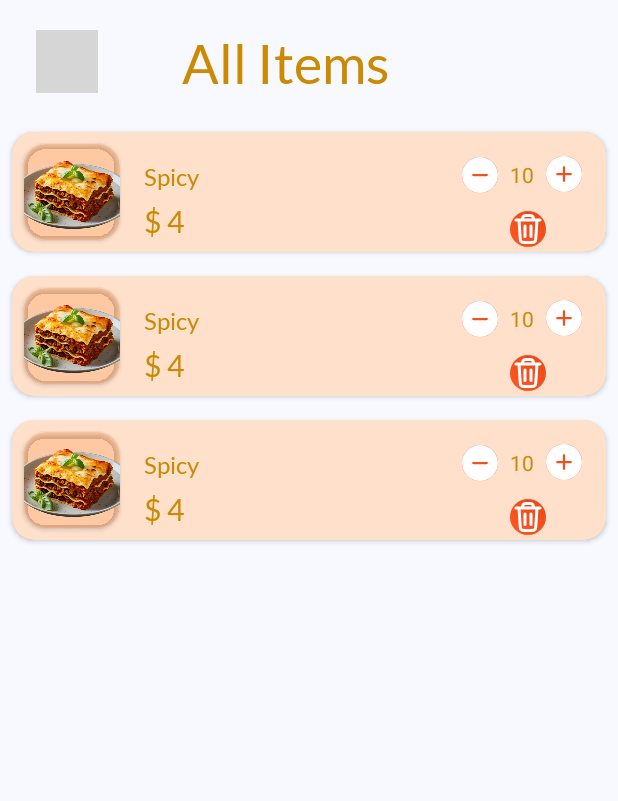
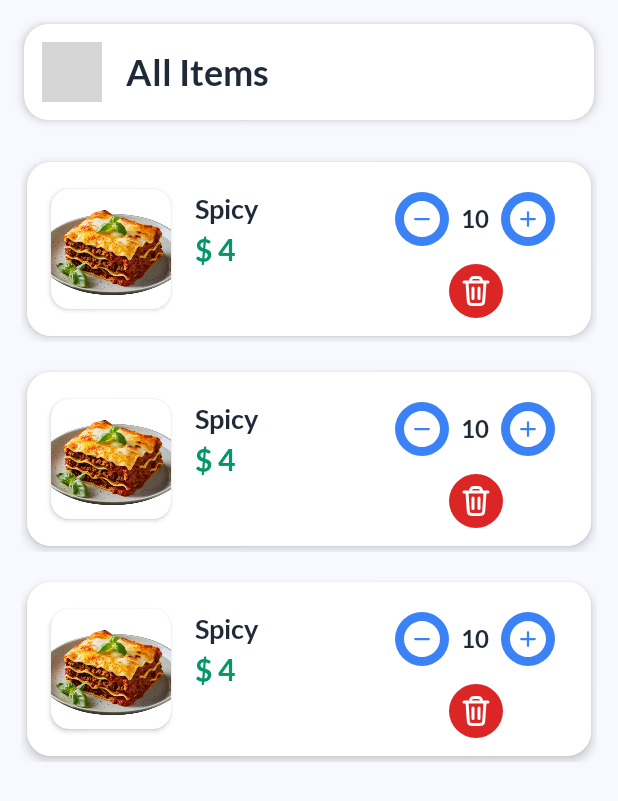
Before and after one commit to vaibhavk10/AdminEatSphere, an Android app: the layout activity_all_item.xml on its own in the app's theme, with its tools: preview values and no code run, on a phone screen of 412 x 824 dp. Shown: the top 801 px of the screen. Run offline under Robolectric (Android 15) with nearby library versions, the phone set to English and light mode, and no system bars; grey boxes are pictures that could not be loaded.

Commit message:
First commit

```diff
--- /dev/null
+++ b/app/src/main/res/drawable/circle_button_background.xml
@@ -0,0 +1,6 @@
+<?xml version="1.0" encoding="utf-8"?>
+<shape xmlns:android="http://schemas.android.com/apk/res/android"
+    android:shape="oval">
+    <solid android:color="#3B82F6" />
+    <corners android:radius="18dp" />
+</shape>
--- /dev/null
+++ b/app/src/main/res/drawable/circle_button_background_red.xml
@@ -0,0 +1,6 @@
+<?xml version="1.0" encoding="utf-8"?>
+<shape xmlns:android="http://schemas.android.com/apk/res/android"
+    android:shape="oval">
+    <solid android:color="#DC2626" />
+    <corners android:radius="18dp" />
+</shape>
--- a/app/src/main/res/layout/activity_add_item.xml
+++ b/app/src/main/res/layout/activity_add_item.xml
@@ -69,6 +69,7 @@
                     android:hint=""
                     android:inputType="text"
                     android:textColor="#000000"
+                    android:textColorHint="@color/black"
                     android:textSize="16sp" />
             </com.google.android.material.textfield.TextInputLayout>
 
@@ -90,6 +91,7 @@
                     android:fontFamily="@font/latoregular"
                     android:inputType="numberDecimal"
                     android:textColor="#000000"
+                    android:textColorHint="@android:color/black"
                     android:textSize="16sp" />
             </com.google.android.material.textfield.TextInputLayout>
 
@@ -125,7 +127,7 @@
                         android:layout_width="match_parent"
                         android:layout_height="match_parent"
                         android:scaleType="centerCrop"
-                        android:src="@drawable/chickenburger" />
+                        android:src="@drawable/lasgna" />
 
                     <com.google.android.material.floatingactionbutton.FloatingActionButton
                         android:id="@+id/addImageButton"
--- a/app/src/main/res/layout/activity_all_item.xml
+++ b/app/src/main/res/layout/activity_all_item.xml
@@ -8,40 +8,61 @@
     tools:context=".AllItemActivity"
     android:background="#F8F9FF">
 
+    <androidx.cardview.widget.CardView
+        android:id="@+id/headerCard"
+        android:layout_width="match_parent"
+        android:layout_height="wrap_content"
+        android:layout_marginHorizontal="16dp"
+        android:layout_marginTop="16dp"
+        app:cardCornerRadius="16dp"
+        app:cardElevation="4dp"
+        app:cardBackgroundColor="#FFFFFF"
+        app:layout_constraintTop_toTopOf="parent">
+
+        <androidx.constraintlayout.widget.ConstraintLayout
+            android:layout_width="match_parent"
+            android:layout_height="wrap_content"
+            android:padding="12dp">
+
             <ImageButton
                 android:id="@+id/backButton"
-        android:layout_width="41dp"
-        android:layout_height="42dp"
-        android:layout_marginStart="24dp"
-        android:layout_marginTop="20dp"
-        android:background="@android:color/transparent"
+                android:layout_width="40dp"
+                android:layout_height="40dp"
+                android:background="@drawable/circle_button_background"
+                android:padding="8dp"
                 android:src="@drawable/leftarrowsv"
                 app:layout_constraintStart_toStartOf="parent"
                 app:layout_constraintTop_toTopOf="parent"
-        app:tint="#CA8A04" />
+                app:tint="#FFFFFF" />
 
             <TextView
                 android:id="@+id/titleText"
                 android:layout_width="wrap_content"
                 android:layout_height="wrap_content"
-        android:layout_marginStart="56dp"
-        android:layout_marginTop="20dp"
-        android:fontFamily="@font/latoregular"
+                android:layout_marginStart="16dp"
+                android:fontFamily="@font/latobold"
                 android:text="All Items"
-        android:textColor="#CA8A04"
-        android:textSize="36sp"
+                android:textColor="#1F2937"
+                android:textSize="24sp"
+                app:layout_constraintBottom_toBottomOf="@id/backButton"
                 app:layout_constraintStart_toEndOf="@id/backButton"
-        app:layout_constraintTop_toTopOf="parent" />
+                app:layout_constraintTop_toTopOf="@id/backButton" />
+
+        </androidx.constraintlayout.widget.ConstraintLayout>
+    </androidx.cardview.widget.CardView>
 
     <androidx.recyclerview.widget.RecyclerView
         android:id="@+id/MenuRecyclerView"
         android:layout_width="0dp"
         android:layout_height="0dp"
         android:layout_marginTop="16dp"
+        android:layout_marginHorizontal="6dp"
+        android:clipToPadding="false"
+        android:paddingBottom="16dp"
         app:layout_constraintBottom_toBottomOf="parent"
         app:layout_constraintEnd_toEndOf="parent"
         app:layout_constraintStart_toStartOf="parent"
-        app:layout_constraintTop_toBottomOf="@+id/titleText"
+        app:layout_constraintTop_toBottomOf="@+id/headerCard"
         tools:listitem="@layout/item_item"/>
 
 </androidx.constraintlayout.widget.ConstraintLayout>
--- a/app/src/main/res/layout/item_item.xml
+++ b/app/src/main/res/layout/item_item.xml
@@ -1,121 +1,135 @@
 <?xml version="1.0" encoding="utf-8"?>
 <androidx.constraintlayout.widget.ConstraintLayout xmlns:android="http://schemas.android.com/apk/res/android"
     xmlns:app="http://schemas.android.com/apk/res-auto"
+    xmlns:tools="http://schemas.android.com/tools"
     android:layout_width="match_parent"
-    android:layout_height="wrap_content">
+    android:layout_height="wrap_content"
+    android:padding="8dp">
 
     <androidx.cardview.widget.CardView
         android:layout_width="0dp"
         android:layout_height="wrap_content"
-        app:cardCornerRadius="15dp"
-        android:elevation="2dp"
-        android:layout_marginTop="8dp"
-        android:layout_marginBottom="8dp"
-        android:layout_marginStart="8dp"
-        android:layout_marginEnd="8dp"
+        app:cardCornerRadius="16dp"
+        app:cardElevation="4dp"
+        android:layout_margin="4dp"
         app:layout_constraintBottom_toBottomOf="parent"
         app:layout_constraintEnd_toEndOf="parent"
         app:layout_constraintStart_toStartOf="parent"
         app:layout_constraintTop_toTopOf="parent">
 
         <androidx.constraintlayout.widget.ConstraintLayout
-            android:background="#34FA6604"
             android:layout_width="match_parent"
-            android:layout_height="match_parent">
+            android:layout_height="match_parent"
+            android:background="#FFFFFF"
+            android:padding="12dp">
 
             <androidx.cardview.widget.CardView
                 android:id="@+id/itemImageCardView"
-                android:layout_width="wrap_content"
-                android:layout_height="wrap_content"
-                android:layout_marginStart="8dp"
-                android:layout_marginTop="8dp"
-                android:layout_marginBottom="8dp"
-                app:cardCornerRadius="15dp"
-                app:cardBackgroundColor="#34FA6604"
+                android:layout_width="80dp"
+                android:layout_height="80dp"
+                android:layout_marginStart="4dp"
+                android:layout_marginTop="4dp"
+                android:layout_marginBottom="4dp"
+                app:cardCornerRadius="12dp"
+                app:cardElevation="2dp"
+                app:cardBackgroundColor="#FFFFFF"
                 app:layout_constraintBottom_toBottomOf="parent"
                 app:layout_constraintStart_toStartOf="parent"
                 app:layout_constraintTop_toTopOf="parent">
 
                 <ImageView
                     android:id="@+id/itemImageView"
-                    android:layout_width="64dp"
-                    android:layout_height="64dp"
+                    android:layout_width="match_parent"
+                    android:layout_height="match_parent"
+                    android:contentDescription="Item image"
                     android:scaleType="centerCrop"
-                    android:src="@drawable/lasgna"
-                    android:layout_gravity="center" />
+                    android:src="@drawable/lasgna" />
             </androidx.cardview.widget.CardView>
 
             <TextView
                 android:id="@+id/itemNameTextView"
-                android:layout_width="wrap_content"
+                android:layout_width="0dp"
                 android:layout_height="wrap_content"
                 android:layout_marginStart="16dp"
-                android:layout_marginTop="12dp"
-                android:fontFamily="@font/latoregular"
+                android:layout_marginTop="8dp"
+                android:fontFamily="@font/latobold"
                 android:text="Spicy"
-                android:textColor="#CA8A04"
-                android:textSize="16sp"
+                android:textColor="#1F2937"
+                android:textSize="18sp"
+                app:layout_constraintEnd_toStartOf="@id/quantityLayout"
                 app:layout_constraintStart_toEndOf="@id/itemImageCardView"
-                app:layout_constraintTop_toTopOf="@id/itemImageCardView" />
+                app:layout_constraintTop_toTopOf="parent" />
 
             <TextView
                 android:id="@+id/itemPriceTextView"
                 android:layout_width="wrap_content"
                 android:layout_height="wrap_content"
                 android:layout_marginStart="16dp"
-                android:fontFamily="@font/latoregular"
+                android:layout_marginTop="4dp"
+                android:fontFamily="@font/latobold"
                 android:text="$ 4"
-                android:textColor="#CA8A04"
+                android:textColor="#059669"
                 android:textSize="20sp"
-                app:layout_constraintBottom_toBottomOf="@id/itemImageCardView"
-                app:layout_constraintStart_toEndOf="@id/itemImageCardView" />
+                app:layout_constraintStart_toEndOf="@id/itemImageCardView"
+                app:layout_constraintTop_toBottomOf="@id/itemNameTextView" />
 
-            <ImageButton
-                android:id="@+id/decrementButton"
+            <LinearLayout
+                android:id="@+id/quantityLayout"
                 android:layout_width="wrap_content"
                 android:layout_height="wrap_content"
-                android:src="@drawable/minus"
-                android:layout_marginEnd="8dp"
-                android:background="@drawable/popular_button_background"
-                app:layout_constraintBottom_toBottomOf="@id/quantityTextView"
-                app:layout_constraintEnd_toStartOf="@id/quantityTextView"
-                app:layout_constraintTop_toTopOf="@id/quantityTextView"
-                app:tint="@color/white"/>
+                android:layout_marginTop="8dp"
+                android:layout_marginEnd="12dp"
+                android:gravity="center_vertical"
+                android:orientation="horizontal"
+                app:layout_constraintEnd_toEndOf="parent"
+                app:layout_constraintTop_toTopOf="parent">
 
-            <ImageButton
-                android:id="@+id/incrementButton"
-                android:layout_width="wrap_content"
-                android:layout_height="wrap_content"
-                android:src="@drawable/plus"
-                android:layout_marginEnd="16dp"
-                android:layout_marginTop="16dp"
-                android:background="@drawable/popular_button_background"
-                app:layout_constraintEnd_toEndOf="parent"
-                app:layout_constraintTop_toTopOf="parent"
-                app:tint="@color/white"/>
+                <ImageButton
+                    android:id="@+id/decrementButton"
+                    android:layout_width="36dp"
+                    android:layout_height="36dp"
+                    android:background="@drawable/circle_button_background"
+                    android:contentDescription="Decrease quantity"
+                    android:padding="8dp"
+                    android:src="@drawable/minus"
+                    app:tint="#FFFFFF" />
 
-            <TextView
-                android:id="@+id/quantityTextView"
-                android:layout_width="wrap_content"
-                android:layout_height="wrap_content"
-                android:text="10"
-                android:textColor="#CA8A04"
-                android:layout_marginEnd="8dp"
-                app:layout_constraintBottom_toBottomOf="@id/incrementButton"
-                app:layout_constraintEnd_toStartOf="@id/incrementButton"
-                app:layout_constraintTop_toTopOf="@id/incrementButton" />
+                <TextView
+                    android:id="@+id/quantityTextView"
+                    android:layout_width="wrap_content"
+                    android:layout_height="wrap_content"
+                    android:layout_marginHorizontal="8dp"
+                    android:fontFamily="@font/latobold"
+                    android:text="10"
+                    android:textColor="#1F2937"
+                    android:textSize="16sp" />
+
+                <ImageButton
+                    android:id="@+id/incrementButton"
+                    android:layout_width="36dp"
+                    android:layout_height="36dp"
+                    android:background="@drawable/circle_button_background"
+                    android:contentDescription="Increase quantity"
+                    android:padding="8dp"
+                    android:src="@drawable/plus"
+                    app:tint="#FFFFFF" />
+            </LinearLayout>
 
             <ImageButton
                 android:id="@+id/deleteButton"
-                android:layout_width="wrap_content"
-                android:layout_height="wrap_content"
+                android:layout_width="36dp"
+                android:layout_height="36dp"
                 android:layout_marginTop="12dp"
-                android:layout_marginEnd="24dp"
-                android:background="@drawable/popular_button_background"
+                android:background="@drawable/circle_button_background_red"
+                android:contentDescription="Delete item"
+                android:padding="8dp"
                 android:src="@drawable/trash"
-                app:layout_constraintEnd_toEndOf="@id/incrementButton"
-                app:layout_constraintTop_toBottomOf="@id/decrementButton"
-                app:tint="@color/white"/>
+                app:layout_constraintEnd_toEndOf="@+id/quantityLayout"
+                app:layout_constraintHorizontal_bias="0.507"
+                app:layout_constraintStart_toStartOf="@+id/quantityLayout"
+                app:layout_constraintTop_toBottomOf="@+id/quantityLayout"
+                app:tint="#FFFFFF" />
+
         </androidx.constraintlayout.widget.ConstraintLayout>
     </androidx.cardview.widget.CardView>
 </androidx.constraintlayout.widget.ConstraintLayout>
```
Lines whose indentation alone changed are shown as unchanged.
